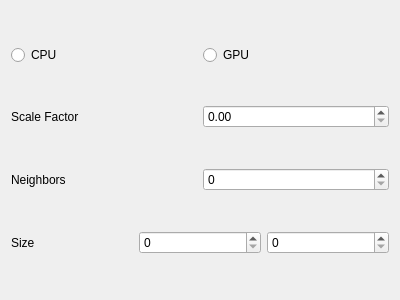
This is Implementation/src/view/gui/widgets/av/FaceDetectionWidget.ui in eBabiano/AVPerformance as Qt 5 draws it before an edit. The edited form follows.
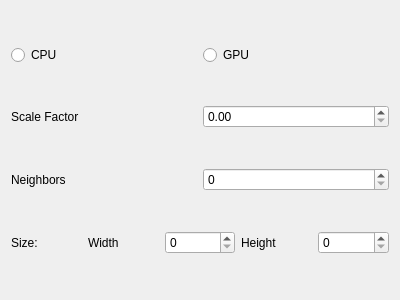
This is the edited form.

The edit to the form file:
```diff
--- a/Implementation/src/view/gui/widgets/av/FaceDetectionWidget.ui
+++ b/Implementation/src/view/gui/widgets/av/FaceDetectionWidget.ui
@@ -69,13 +69,27 @@
      <item>
       <widget class="QLabel" name="label_3">
        <property name="text">
-        <string>Size</string>
+        <string>Size:</string>
+       </property>
+      </widget>
+     </item>
+     <item>
+      <widget class="QLabel" name="label_4">
+       <property name="text">
+        <string>Width</string>
        </property>
       </widget>
      </item>
      <item>
       <widget class="QSpinBox" name="sizeWidthSpinBox"/>
      </item>
+     <item>
+      <widget class="QLabel" name="label_5">
+       <property name="text">
+        <string>Height</string>
+       </property>
+      </widget>
+     </item>
      <item>
       <widget class="QSpinBox" name="sizeHeightSpinBox"/>
      </item>
```
